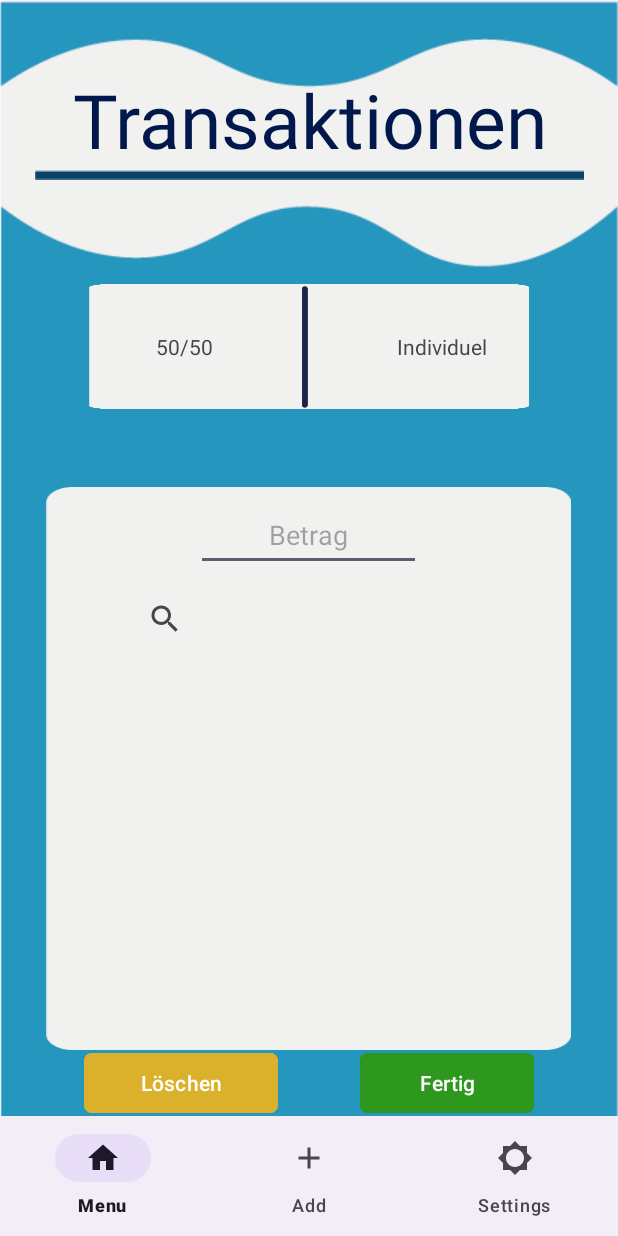
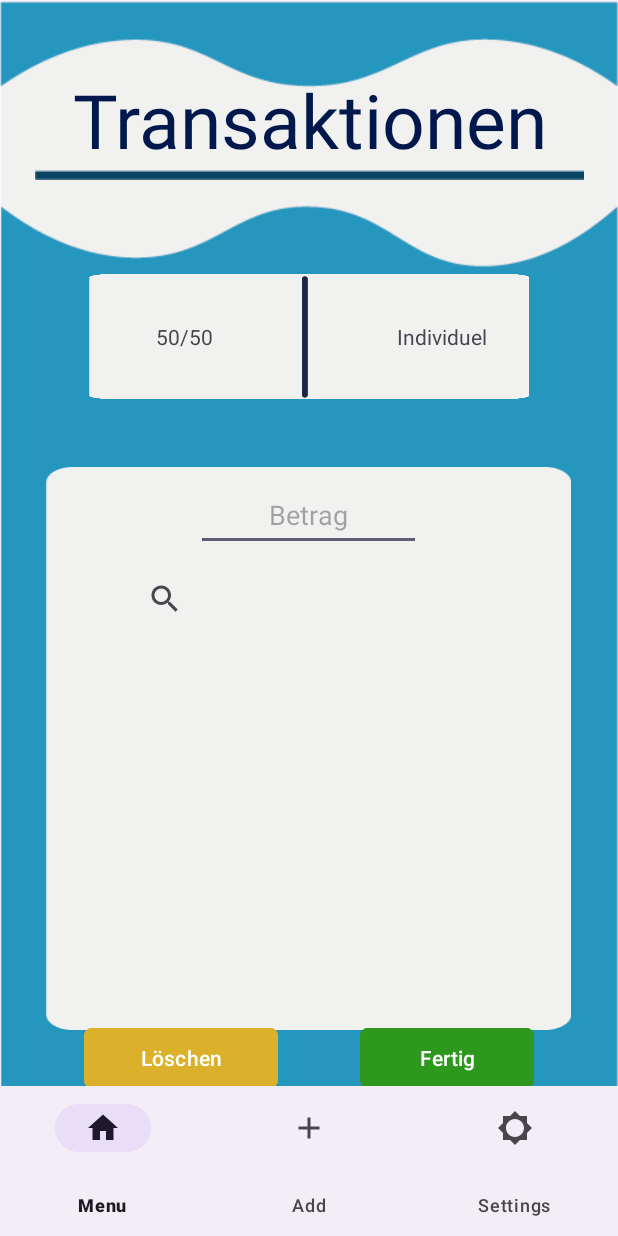
Before and after one commit to UNSERsplit/App, an Android app: the TransactionActivity screen opened directly, with no data from a screen before it, on a phone screen of 412 x 824 dp. Run offline under Robolectric (Android 15) with nearby library versions, the phone set to English and light mode, and no system bars; network calls fail; Roboto replaces fonts that are not available here.

Commit message:
Transaction - adjustments in Layout 2

```diff
--- a/app/src/main/java/at/htlsaalfelden/UNSERsplit/ui/transaction/TransactionActivity.java
+++ b/app/src/main/java/at/htlsaalfelden/UNSERsplit/ui/transaction/TransactionActivity.java
@@ -4,7 +4,9 @@ import android.annotation.SuppressLint;
 import android.content.Intent;
 import android.opengl.Visibility;
 import android.os.Bundle;
+import android.util.DisplayMetrics;
 import android.view.View;
+import android.view.ViewGroup;
 import android.widget.EditText;
 import android.widget.TextView;
 
@@ -56,6 +58,22 @@ public class TransactionActivity extends AppCompatActivity {
             b.setVisibility(View.VISIBLE);
         });
 
+
+        //Dynamic Iban
+        /*ConstraintLayout layout = findViewById(R.id.addContainer);
+        ViewGroup.LayoutParams params = layout.getLayoutParams();
+        DisplayMetrics displayMetrics = new DisplayMetrics();
+
+        getWindowManager().getDefaultDisplay().getMetrics(displayMetrics);
+        int height =  (int)(displayMetrics.heightPixels * 0.4);
+        int width = (int) (displayMetrics.widthPixels * 0.75);
+
+        displayMetrics.
+
+        params.height = height;
+        params.width = width;
+        layout.setLayoutParams(params);*/
+
         }
 
 }
--- a/app/src/main/res/layout/activity_add_transaction.xml
+++ b/app/src/main/res/layout/activity_add_transaction.xml
@@ -212,8 +212,8 @@
 
     <com.google.android.material.bottomnavigation.BottomNavigationView
         android:id="@+id/bottomNavigationView"
-        android:layout_width="match_parent"
-        android:layout_height="wrap_content"
+        android:layout_width="wrap_content"
+        android:layout_height="100dp"
         app:layout_constraintBottom_toBottomOf="parent"
         app:layout_constraintEnd_toEndOf="parent"
         app:layout_constraintStart_toStartOf="parent"
```
